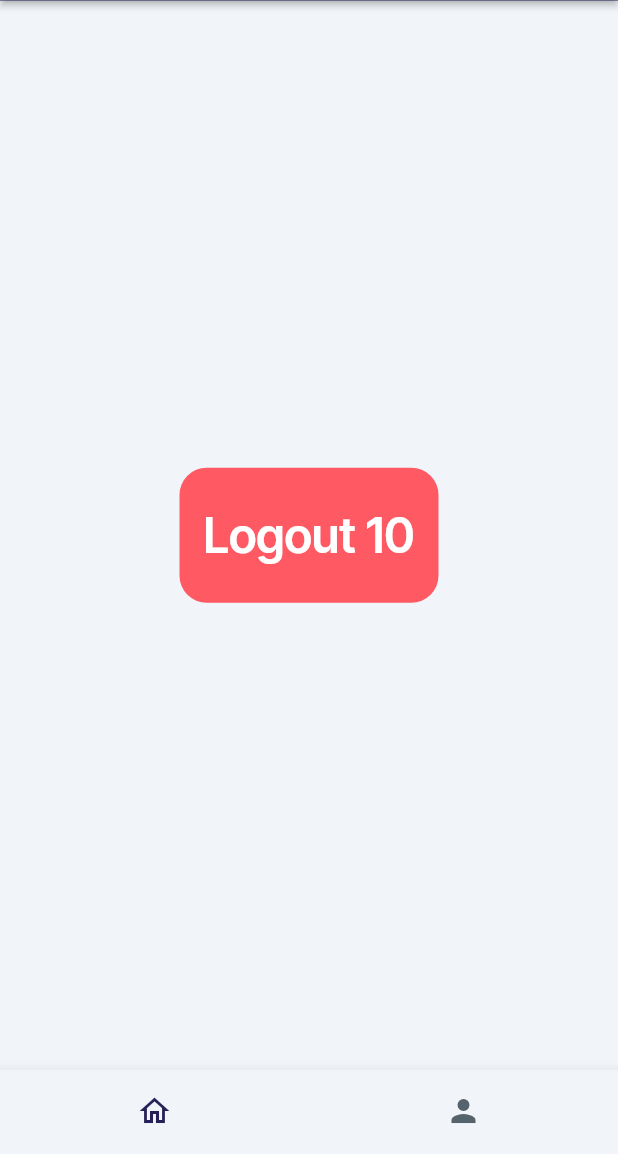
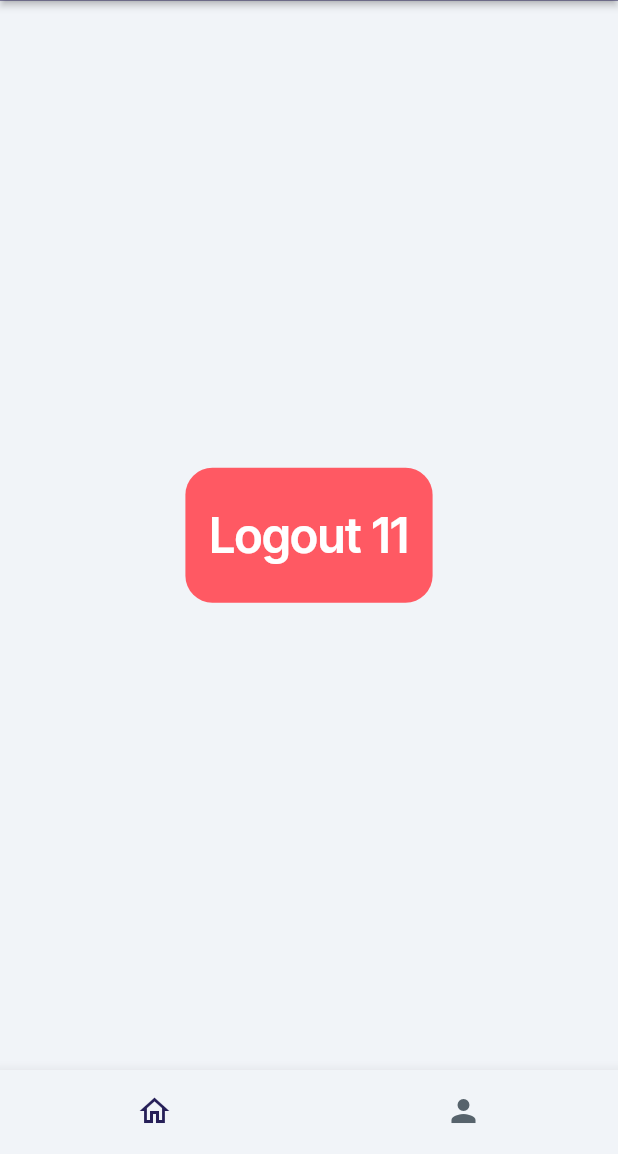
Before and after one commit to ffhr/FlutterFlowBenchmark, a Flutter app: the screen it shows once a user with an empty profile is signed in, on a phone screen of 412 x 824 dp, the part 82-1236 px from its top. Run offline on Flutter 3.47's test engine with Material 3 defaults, Android fonts, the phone set to English and light mode, and no system bars; drawn by our look-alikes of auto_size_text; our stand-ins replace firebase_auth, firebase_core, font_awesome_flutter, from_css_color, go_router, google_fonts and 6 more; missing offline and left inert: json_path; accounts and stored records are empty; statements that could not run were skipped.

Commit message:
Updating to latest FlutterFlow output.

```diff
--- a/lib/pages/home_page/home_page_widget.dart
+++ b/lib/pages/home_page/home_page_widget.dart
@@ -77,7 +77,7 @@ class _HomePageWidgetState extends State<HomePageWidget> {
 
                     context.goNamedAuth('LoginPage', context.mounted);
                   },
-                  text: 'Logout 10',
+                  text: 'Logout 11',
                   options: FFButtonOptions(
                     height: 90.0,
                     padding:
```
